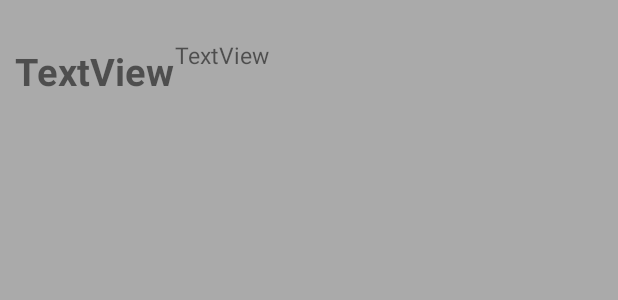
After one commit to Kamran-Manzoor/Tiffin, an Android app: the layout customlayout.xml on its own in the app's theme, with its tools: preview values and no code run, on a phone screen of 412 x 824 dp. The commit adds this screen. Shown: the top 300 px of the screen. Run offline under Robolectric (Android 15) with nearby library versions, the phone set to English and light mode, and no system bars.

Commit message:
Merge branch 'master' of https://github.com/kami2899/Tiffin
# Conflicts:
#	app/src/main/java/com/kamores/tiffin/Supplier_Information.java
#	app/src/main/res/layout/day_fragment.xml

```diff
--- a/app/src/main/java/com/kamores/tiffin/Constants.java
+++ b/app/src/main/java/com/kamores/tiffin/Constants.java
@@ -2,7 +2,7 @@ package com.kamores.tiffin;
 
 public class Constants {
     //public static final String RETRIEVE_ALL = "allCardDataItem";
-    public static final String BASE_URL = "http://192.168.42.27:8080/";
+    public static final String BASE_URL = "http://192.168.10.19:8080/";
     //public static final String BASE_URL = "http://192.168.10.8:8080";
     public static final String REGISTER_SERVICE ="addServices";
     public static final String ADD_ITEMS ="addItems";
--- /dev/null
+++ b/app/src/main/res/layout/customlayout.xml
@@ -0,0 +1,38 @@
+<?xml version="1.0" encoding="utf-8"?>
+<LinearLayout
+    xmlns:android="http://schemas.android.com/apk/res/android"
+    android:layout_width="match_parent"
+    android:layout_height="match_parent"
+    android:background="@android:color/darker_gray"
+    android:orientation="vertical">
+    <LinearLayout
+        android:layout_width="match_parent"
+        android:layout_height="100dp"
+        android:orientation="horizontal" >
+
+        <LinearLayout
+            android:layout_width="match_parent"
+            android:layout_height="match_parent"
+            android:orientation="horizontal"
+            android:layout_margin="10dp">
+            <TextView
+                android:id="@+id/textView_name"
+                android:layout_width="wrap_content"
+                android:layout_height="wrap_content"
+                android:textSize="25sp"
+                android:textStyle="bold"
+                android:layout_marginTop="20dp"
+                android:text="TextView" />
+
+            <TextView
+                android:id="@+id/textView_description"
+                android:layout_width="wrap_content"
+                android:layout_height="wrap_content"
+                android:textSize="15sp"
+                android:layout_marginTop="5dp"
+                android:text="TextView" />
+        </LinearLayout>
+
+    </LinearLayout>
+
+</LinearLayout>
```
Also changed, not shown: app/src/main/java/com/kamores/tiffin/Fragment/FragmentDay.java (+45 -4 lines), app/src/main/res/layout/day_fragment.xml (+5 -5 lines).
